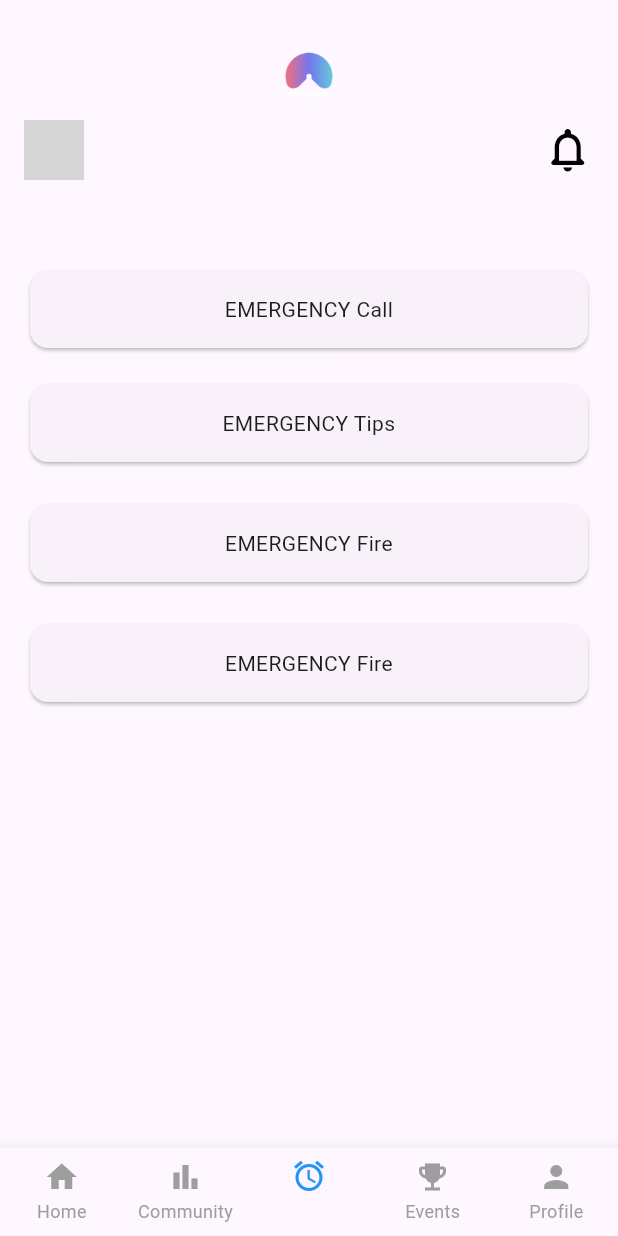
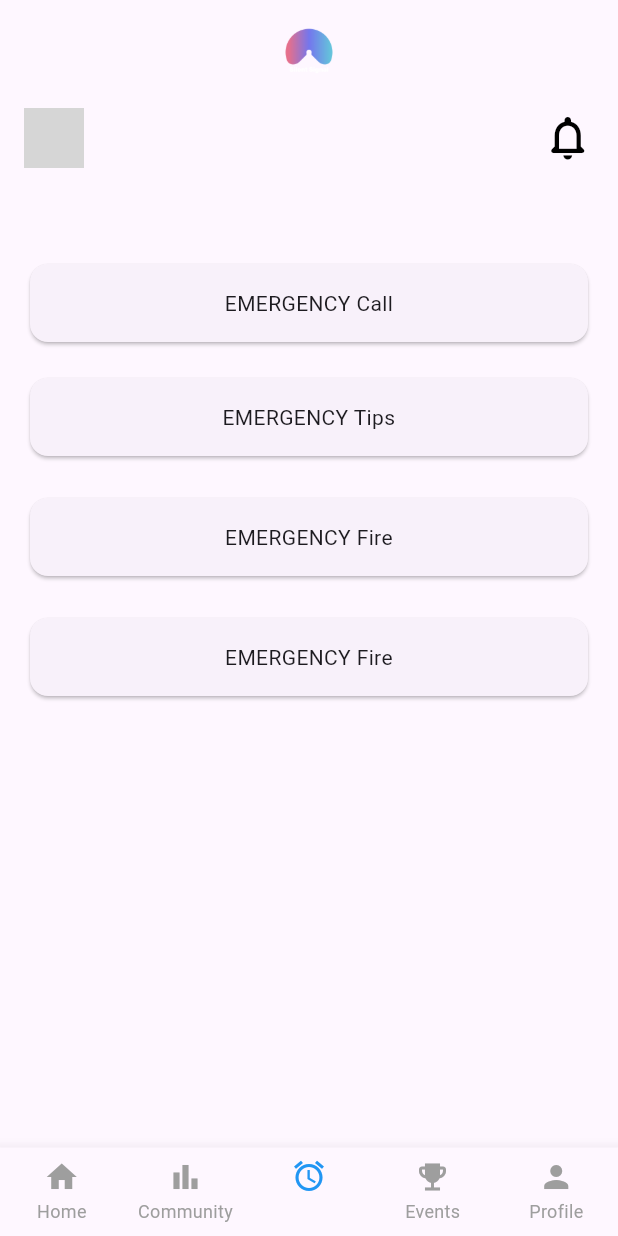
Before and after one commit to odilon-cloud/silent-signal-mobile, a Flutter app: the BaseLayout screen opened directly, item 3 of the bottom bar chosen, on a phone screen of 412 x 824 dp. Run offline on Flutter 3.47's test engine with Material 3 defaults, Android fonts, the phone set to English and light mode, and no system bars; network calls fail; grey boxes are pictures that could not be loaded.

```diff
--- a/lib/common/components/base_layout.dart
+++ b/lib/common/components/base_layout.dart
@@ -28,35 +28,64 @@ class _BaseLayoutState extends State<BaseLayout> {
   @override
   Widget build(BuildContext context) {
     return Scaffold(
-      appBar: PreferredSize(
-        preferredSize: Size.fromHeight(120), // Adjust height as needed
-        child: AppBar(
+      // appBar: PreferredSize(
+      //   preferredSize: Size.fromHeight(90), // Adjust height as needed
+      //   child: AppBar(
+      //     //backgroundColor: Colors.white,
+      //     automaticallyImplyLeading: false, // remove back arrow
+      //     elevation: 0,
+      //     flexibleSpace: Column(
+      //       children: [
+      //         Padding(
+      //           padding: EdgeInsets.only(top: 20),
+      //           child: Image.asset(
+      //             'assets/logos/logo_silent_signal.png',
+      //             height: 60,
+      //             width: 60,
+      //           ),
+      //         ),
+      //         Padding(
+      //           padding: EdgeInsets.symmetric(horizontal: 16.0),
+      //           child: Row(
+      //             mainAxisAlignment: MainAxisAlignment.spaceBetween,
+      //             children: [
+      //               CircleAvatar(
+      //                 backgroundImage: AssetImage('assets/profile.png'),
+      //               ),
+      //               Icon(Icons.notifications_none_rounded, color: Colors.black, size:35),
+      //             ],
+      //           ),
+      //           ),
+      //       ],
+      //     ),
+      //   ),
+      //   ),
+      appBar: AppBar(
   //backgroundColor: Colors.white,
+  automaticallyImplyLeading: false, // remove back arrow
   elevation: 0,
-          flexibleSpace: Column(
+  toolbarHeight: kToolbarHeight + 60, // Base height plus logo height
+  title: Column(
+    mainAxisSize: MainAxisSize.min, // This is key - only use minimum space needed
     children: [
-              Padding(
-                padding: EdgeInsets.only(top: 20),
-                child: Image.asset(
+      Image.asset(
         'assets/logos/logo_silent_signal.png',
         height: 60,
         width: 60,
       ),
-              ),
       Padding(
-                padding: EdgeInsets.symmetric(horizontal: 16.0),
+        padding: EdgeInsets.only(top: 8.0),
         child: Row(
           mainAxisAlignment: MainAxisAlignment.spaceBetween,
           children: [
             CircleAvatar(
               backgroundImage: AssetImage('assets/profile.png'),
             ),
-                    Icon(Icons.notifications_none_rounded, color: Colors.black, size:35),
+            Icon(Icons.notifications_none_rounded, color: Colors.black, size: 35),
           ],
         ),
       ),
     ],
-          ),
   ),
 ),
       body: SafeArea(
```
Also changed, not shown: lib/common/components/homepage.dart (+22 -9 lines), lib/features/auth/LoginForm.dart (+7 -15 lines), 3 other files. Lines whose indentation alone changed are shown as unchanged.
